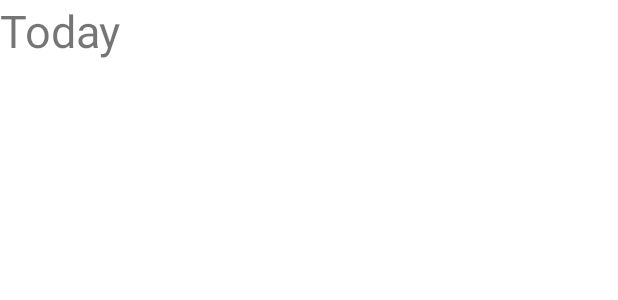
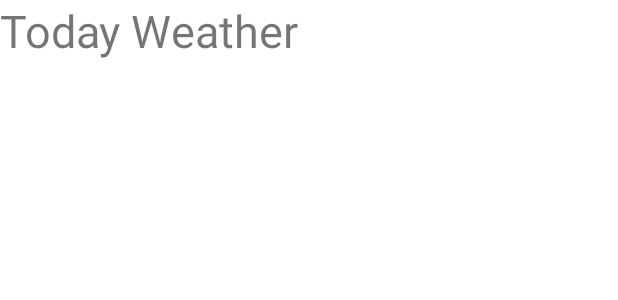
Before and after one commit to alexionut525/AtmosphereWeatherApp, an Android app: the layout fragment_today_weather.xml on its own in the app's theme, with its tools: preview values and no code run, on a phone screen of 412 x 824 dp. Shown: the top 300 px of the screen. Run offline under Robolectric (Android 15) with nearby library versions, the phone set to English and light mode, and no system bars.

Commit message:
Commit 06.03.2019 App complete: 15%

```diff
--- a/app/build.gradle
+++ b/app/build.gradle
@@ -4,7 +4,7 @@ android {
     compileSdkVersion 28
     defaultConfig {
         applicationId "com.alexspataru.atmosphere_weatherapp"
-        minSdkVersion 9
+        minSdkVersion 14
         targetSdkVersion 28
         versionCode 1
         versionName "1.0"
--- a/app/src/main/AndroidManifest.xml
+++ b/app/src/main/AndroidManifest.xml
@@ -1,5 +1,6 @@
 <?xml version="1.0" encoding="utf-8"?>
 <manifest xmlns:android="http://schemas.android.com/apk/res/android"
+    xmlns:tools="http://schemas.android.com/tools"
     package="com.alexspataru.atmosphere_weatherapp">
 
     <uses-permission android:name="android.permission.ACCESS_COARSE_LOCATION"/>
@@ -13,10 +14,12 @@
         android:label="@string/app_name"
         android:roundIcon="@mipmap/ic_launcher_round"
         android:supportsRtl="true"
-        android:theme="@style/AppTheme">
+        android:theme="@style/AppTheme"
+        tools:ignore="GoogleAppIndexingWarning">
         <activity android:name=".MainActivity">
             <intent-filter>
                 <action android:name="android.intent.action.MAIN" />
+
 
                 <category android:name="android.intent.category.LAUNCHER" />
             </intent-filter>
--- a/app/src/main/java/com/alexspataru/atmosphere_weatherapp/MainActivity.java
+++ b/app/src/main/java/com/alexspataru/atmosphere_weatherapp/MainActivity.java
@@ -116,7 +116,7 @@ public class MainActivity extends AppCompatActivity {
 
     }
 
-    @RequiresApi(api = Build.VERSION_CODES.HONEYCOMB)
+
     private void setupViewPager(ViewPager viewPager) {
 
         ViewPagerAdapter adapter = new ViewPagerAdapter(getSupportFragmentManager());
--- a/app/src/main/res/values/colors.xml
+++ b/app/src/main/res/values/colors.xml
@@ -1,6 +1,7 @@
 <?xml version="1.0" encoding="utf-8"?>
 <resources>
-    <color name="colorPrimary">#008577</color>
-    <color name="colorPrimaryDark">#00574B</color>
-    <color name="colorAccent">#D81B60</color>
+    <color name="colorPrimary">#125688</color>
+    <color name="colorPrimaryDark">#125688</color>
+    <color name="colorAccent">#b8f8ff</color>
+
 </resources>
--- a/app/src/main/res/values/strings.xml
+++ b/app/src/main/res/values/strings.xml
@@ -2,5 +2,5 @@
     <string name="app_name">Atmosphere - Weather App</string>
 
     <!-- TODO: Remove or change this placeholder text -->
-    <string name="hello_blank_fragment">Today</string>
+    <string name="hello_blank_fragment">Today Weather</string>
 </resources>
```
Also changed, not shown: app/src/main/java/com/alexspataru/atmosphere_weatherapp/TodayWeatherFragment.java (+4 -4 lines).
